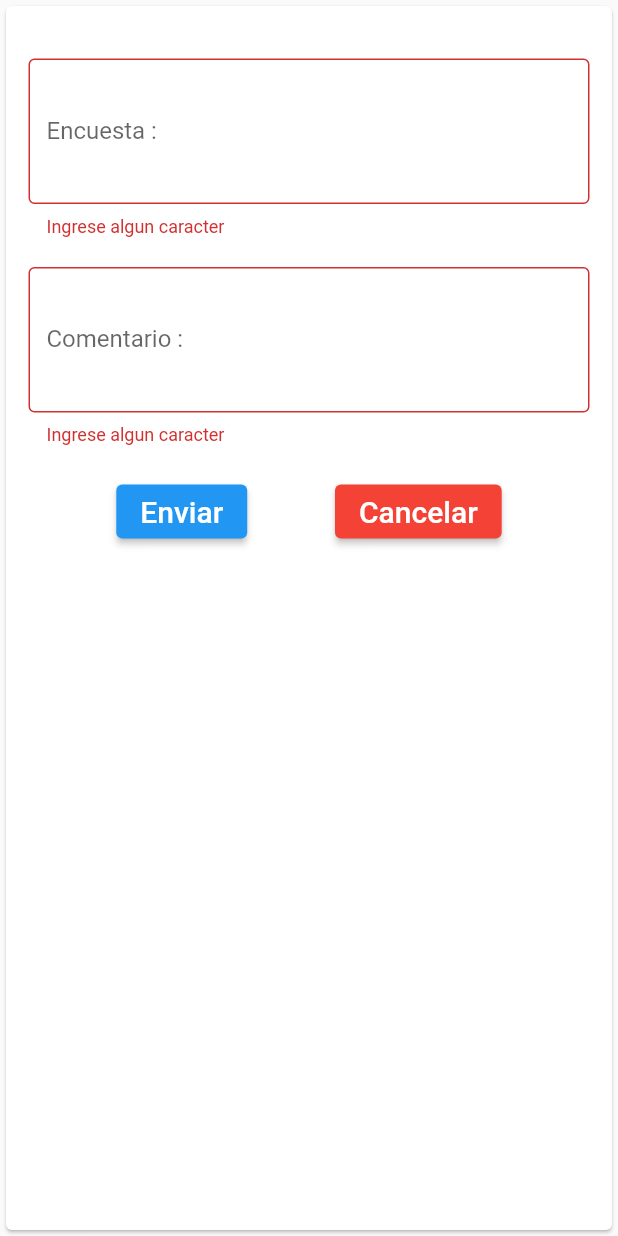
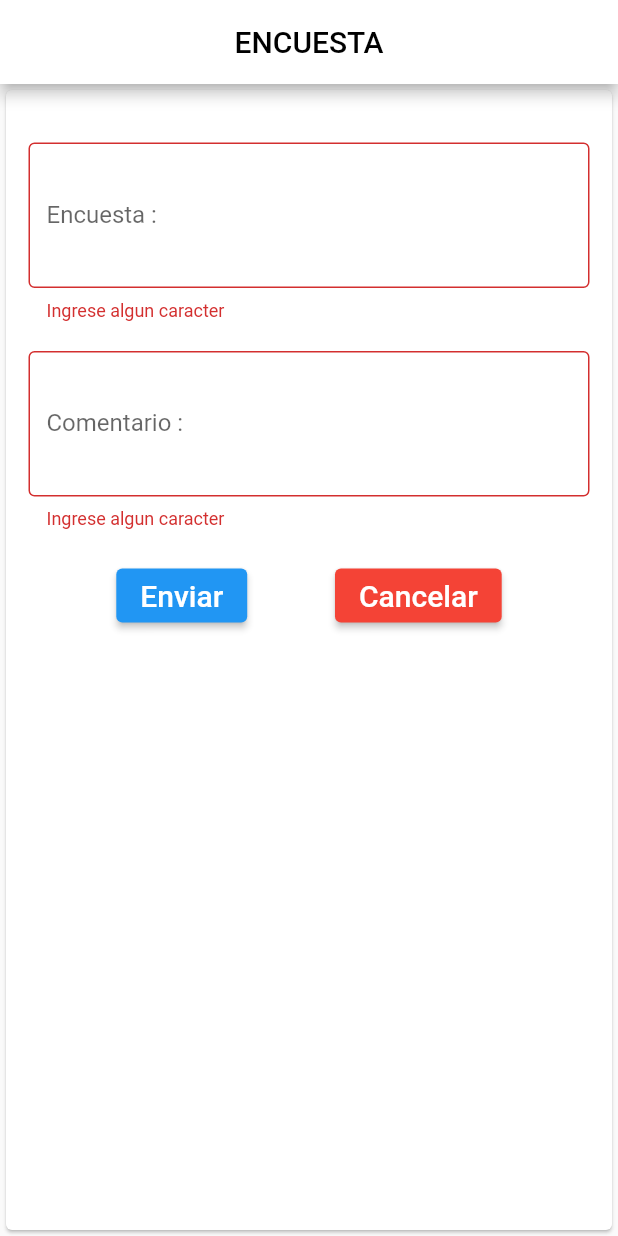
Before and after one commit to JuanJoseTJ29/TallerMovil, a Flutter app: the Encuesta screen opened directly, after a tap on "Enviar", on a phone screen of 412 x 824 dp. Run offline on Flutter 3.47's test engine with Material 2 defaults, Android fonts, the phone set to English and light mode, and no system bars.

Commit message:
Agregando la vista encuesta

```diff
--- a/lib/Encuesta.dart
+++ /dev/null
@@ -1,108 +0,0 @@
-// Pantalla realizada por Rodriguez Mirano Sebastian
-import 'package:flutter/material.dart';
-
-void main() {
-  runApp(MyApp());
-}
-
-class MyApp extends StatelessWidget {
-  @override
-  Widget build(BuildContext context) {
-    final titulo = "Encuesta";
-    return MaterialApp(
-        debugShowCheckedModeBanner: false,
-        home: Scaffold(
-          appBar: AppBar(
-              centerTitle: true,
-              title: Text(titulo, style: TextStyle(color: Colors.black)),
-              backgroundColor: Colors.white),
-          body: Encuesta(),
-        ),
-    );
-  }
-}
-
-class Encuesta extends StatefulWidget {
-  @override
-  State< Encuesta> createState() => _EncuestaState();
-}
-
-class _EncuestaState extends State< Encuesta> {
-  static final RegExp _comentarioExp = RegExp(
-      r"^[a-zA-Z\s]*$"
-  );
-
-  final _formkey = GlobalKey<FormState>();
-
-  bool _esComentario(String str) {
-    return _comentarioExp.hasMatch(str.toLowerCase());
-  }
-
-  @override
-  Widget build(BuildContext context) {
-    return Center(
-      child: Card(
-        child: Padding(
-          padding: const EdgeInsets.all(15.0),
-          child: SizedBox(
-            child: Form(
-              key: _formkey,
-              child: Column(
-                mainAxisAlignment: MainAxisAlignment.start,
-                children: <Widget>[
-                  SizedBox(height: 20),
-                  TextFormField(
-                      maxLines: 3,
-                      decoration: InputDecoration(
-                          border: OutlineInputBorder(), labelText: 'Encuesta : '),
-                      validator: (value) {
-                        if (value!.isEmpty) {
-                          return "Ingrese algun caracter";
-                        }
-                        //else {
-                        //  Aqui irian los de la encuesta
-                        //}
-                      }),
-                  SizedBox(height: 20),
-                  TextFormField(
-                      maxLines: 3,
-                      decoration: InputDecoration(
-                          border: OutlineInputBorder(), labelText: 'Comentario : '),
-                      validator: (value) {
-                        if (value!.isEmpty) {
-                          return "Ingrese algun caracter";
-                        } else {
-                          if (!_esComentario(value.toString())) {
-                            return 'Ingrese solo letras y espacios';
-                          }
-                        }
-                      }),
-                  SizedBox(height: 20),
-                  Center(
-                      child: (Row(
-                          mainAxisAlignment: MainAxisAlignment.spaceEvenly,
-                          children: <Widget>[
-                            ElevatedButton(
-                              onPressed: () {
-                                if (_formkey.currentState!.validate()) {
-                                  Scaffold.of(context).showSnackBar(
-                                      SnackBar(content: Text("Procesando datos...")));
-                                }
-                              },
-                              child: Text('Enviar', style: TextStyle(fontSize: 20)),
-                            ),
-                            ElevatedButton(
-                              onPressed: () {},
-                              child: Text('Cancelar',
-                                  style: TextStyle(color: Colors.white, fontSize: 20)),
-                              style: ElevatedButton.styleFrom(primary: Colors.red),
-                            )
-                          ])))
-                ],
-              )),
-            ),
-          ),
-        ),
-      );
-  }
-}
--- /dev/null
+++ b/lib/users/ui/screens/encuesta_screen.dart
@@ -0,0 +1,20 @@
+// Pantalla realizada por Rodriguez Mirano Sebastian
+import 'package:flutter/material.dart';
+
+import '../widgets/encuesta_data.dart';
+
+class EncuestaView extends StatelessWidget {
+  @override
+  Widget build(BuildContext context) {
+    return Stack(children: <Widget>[
+      Encuesta()
+    ],);
+        /*debugShowCheckedModeBanner: false,
+        home: Scaffold(
+          appBar: AppBar(
+              centerTitle: true,
+              title: Text(titulo, style: TextStyle(color: Colors.black)),
+              backgroundColor: Colors.white),
+          body: Encuesta(),*/
+  }
+}
--- /dev/null
+++ b/lib/users/ui/widgets/encuesta_data.dart
@@ -0,0 +1,97 @@
+import 'package:flutter/material.dart';
+
+//Se rellena con el color verde
+class Encuesta extends StatefulWidget {
+  @override
+  State<StatefulWidget> createState() {
+    // TODO: implement createState
+    return _Encuesta();
+  }
+}
+
+class _Encuesta extends State<Encuesta> {
+  static final RegExp _comentarioExp = RegExp(
+      r"^[a-zA-Z\s]*$"
+  );
+
+  final _formkey = GlobalKey<FormState>();
+
+  bool _esComentario(String str) {
+    return _comentarioExp.hasMatch(str.toLowerCase());
+  }
+
+  @override
+  Widget build(BuildContext context) {
+    return Scaffold(
+        appBar: AppBar(
+          centerTitle: true,
+          title: Text("ENCUESTA", style: TextStyle(color: Colors.black)),
+          backgroundColor: Colors.white),
+        body: Center(
+          child: Card(
+            child: Padding(
+              padding: const EdgeInsets.all(15.0),
+              child: SizedBox(
+                child: Form(
+                    key: _formkey,
+                    child: Column(
+                      mainAxisAlignment: MainAxisAlignment.start,
+                      children: <Widget>[
+                        SizedBox(height: 20),
+                        TextFormField(
+                            maxLines: 3,
+                            decoration: InputDecoration(
+                                border: OutlineInputBorder(), labelText: 'Encuesta : '),
+                            validator: (value) {
+                              if (value!.isEmpty) {
+                                return "Ingrese algun caracter";
+                              }
+                              //else {
+                              //  Aqui irian los de la encuesta
+                              //}
+                            }),
+                        SizedBox(height: 20),
+                        TextFormField(
+                            maxLines: 3,
+                            decoration: InputDecoration(
+                                border: OutlineInputBorder(), labelText: 'Comentario : '),
+                            validator: (value) {
+                              if (value!.isEmpty) {
+                                return "Ingrese algun caracter";
+                              } else {
+                                if (!_esComentario(value.toString())) {
+                                  return 'Ingrese solo letras y espacios';
+                                }
+                              }
+                            }),
+                        SizedBox(height: 20),
+                        Center(
+                            child: (Row(
+                                mainAxisAlignment: MainAxisAlignment.spaceEvenly,
+                                children: <Widget>[
+                                  ElevatedButton(
+                                    onPressed: () {
+                                      if (_formkey.currentState!.validate()) {
+                                        Scaffold.of(context).showSnackBar(
+                                            SnackBar(content: Text("Procesando datos...")));
+                                      }
+                                    },
+                                    child: Text('Enviar', style: TextStyle(fontSize: 20)),
+                                  ),
+                                  ElevatedButton(
+                                    onPressed: () {},
+                                    child: Text('Cancelar',
+                                        style: TextStyle(color: Colors.white, fontSize: 20)),
+                                    style: ElevatedButton.styleFrom(primary: Colors.red),
+                                  )
+                                ])))
+                      ],
+                    )),
+              ),
+            ),
+          ),
+        ),
+    );
+
+  }
+}
```
Also changed, not shown: lib/home.dart (+5 -3 lines), 1 other file.
